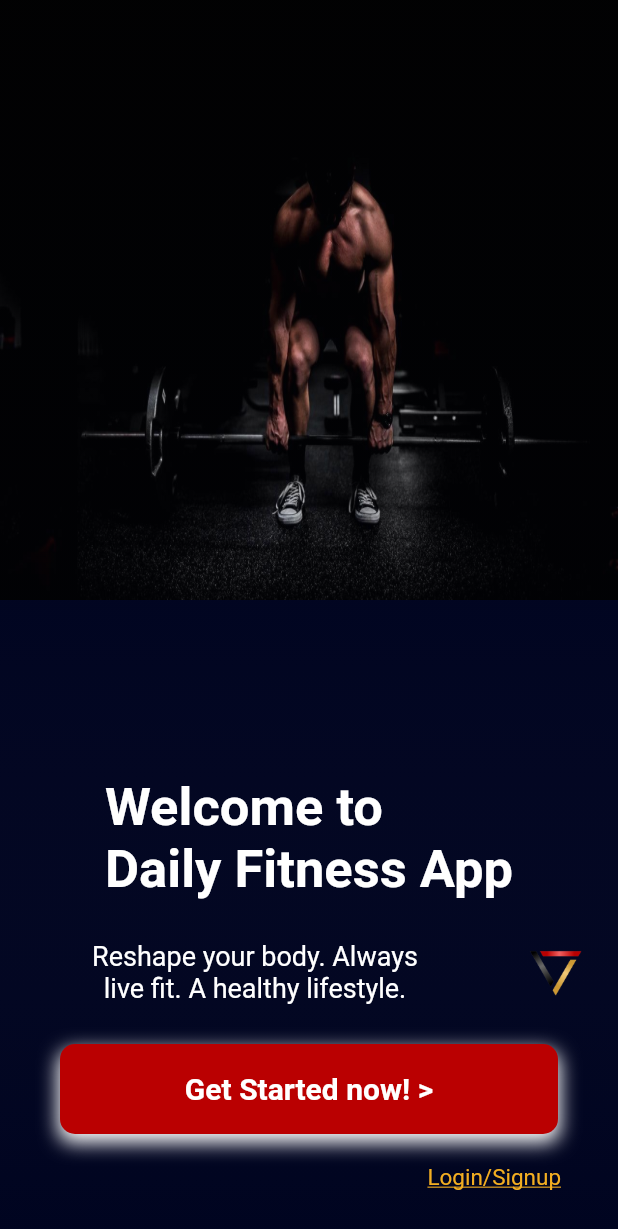
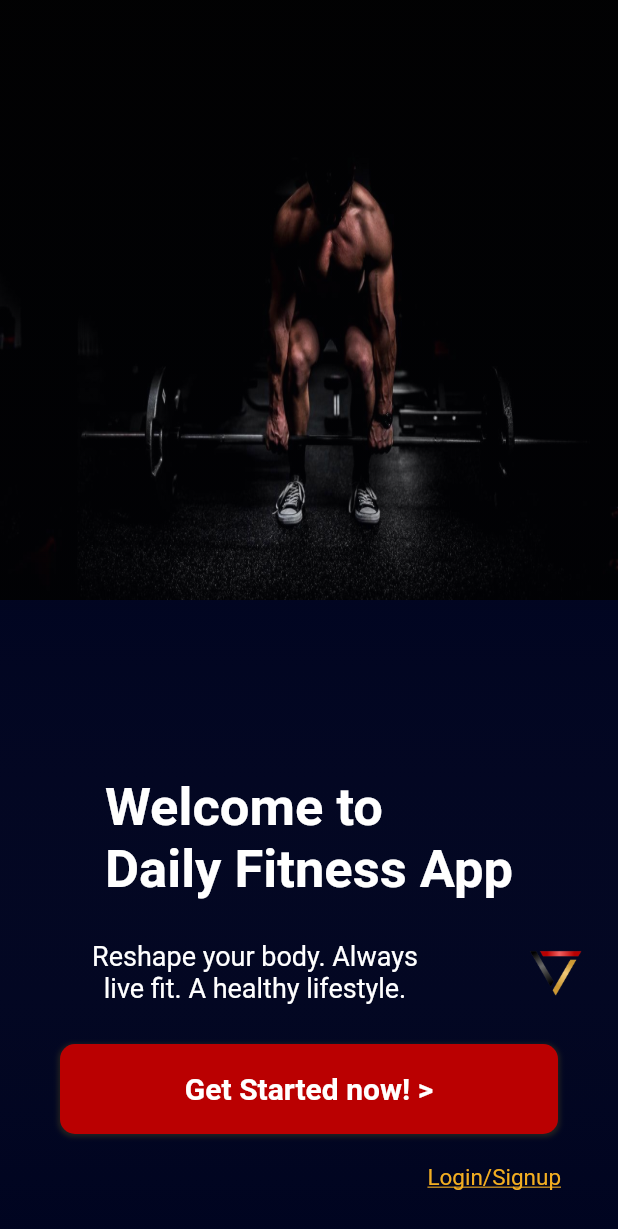
Before and after one commit to Joshuaerinosho/workout, a Flutter app: the SignInAsCoach screen opened directly, on a phone screen of 412 x 824 dp. Shown: the top 1229 px of the screen. Run offline on Flutter 3.47's test engine with Material 2 defaults, Android fonts, the light colour scheme and no system bars; our stand-ins replace badges, carousel_slider, circular_check_box, convex_bottom_bar, flutter_svg, percent_indicator.

Commit message:
improved auth screen

```diff
--- a/lib/screens/sign_in_Ui/sign_in_as_coach.dart
+++ b/lib/screens/sign_in_Ui/sign_in_as_coach.dart
@@ -88,10 +88,10 @@ class _SignInAsCoachState extends State<SignInAsCoach> {
                           color: Color(0xffBA0001),
                           boxShadow: [
                             BoxShadow(
-                              offset: Offset(0, 5),
-                              color: kwhite,
+                              offset: Offset(0, 1),
+                              color: Colors.grey[900],
                               spreadRadius: 1,
-                              blurRadius: 10,
+                              blurRadius: 2,
                             ),
                           ],
                         ),
--- a/lib/screens/sign_in_Ui/sign_in_as_trainee.dart
+++ b/lib/screens/sign_in_Ui/sign_in_as_trainee.dart
@@ -86,10 +86,10 @@ class _SignInAsTraineeState extends State<SignInAsTrainee> {
                           color: Color(0xffBA0001),
                           boxShadow: [
                             BoxShadow(
-                              offset: Offset(0, 5),
-                              color: kwhite,
+                               offset: Offset(0, 1),
+                              color: Colors.grey[900],
                               spreadRadius: 1,
-                              blurRadius: 10,
+                              blurRadius: 2,
                             ),
                           ],
                         ),
```
